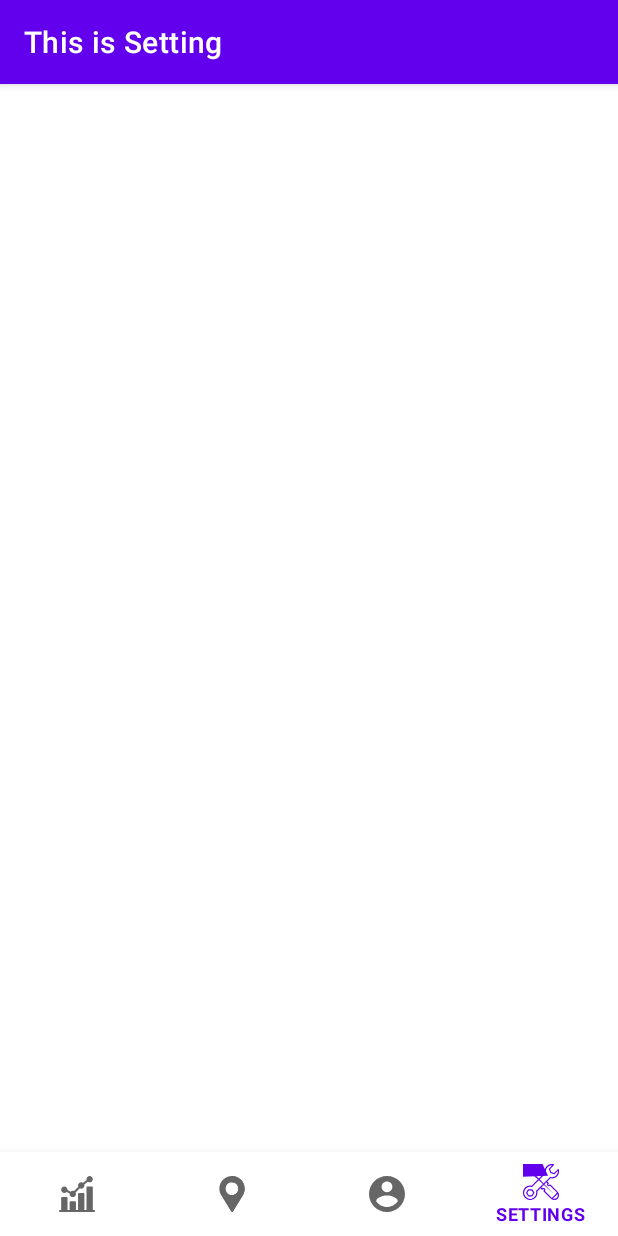
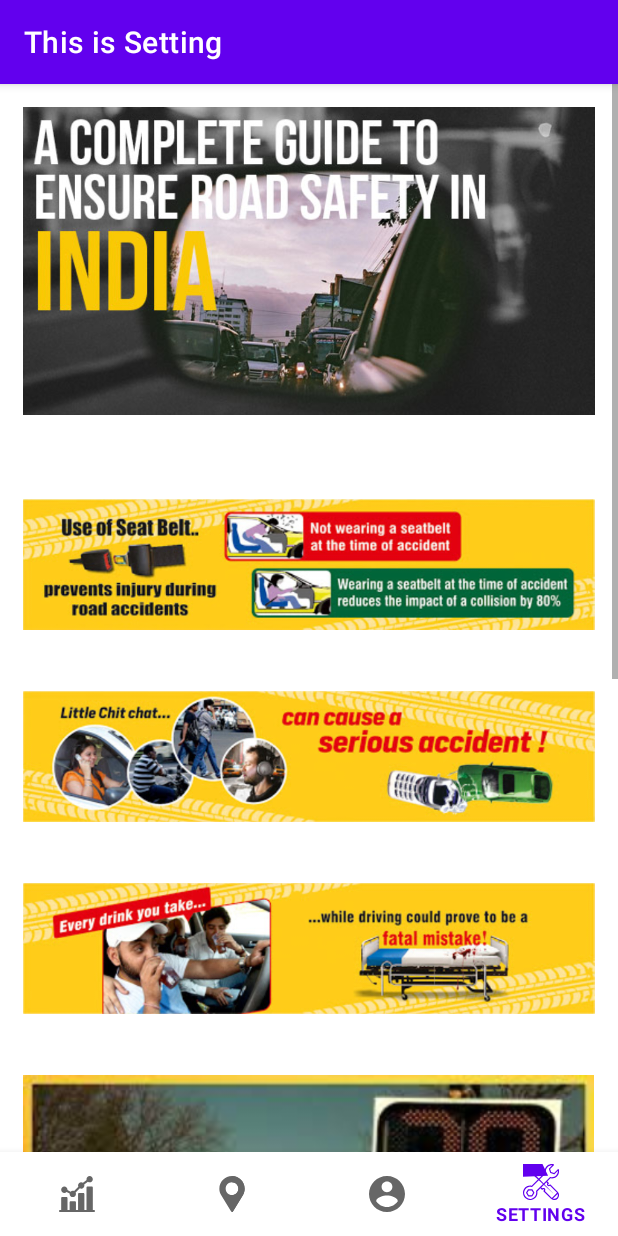
Before and after one commit to pradeep20036/RoadSafetyApplication, an Android app: the screen it shows after launch (BottomNavigationActivity), item 4 of the bottom bar chosen, on a phone screen of 412 x 824 dp. Run offline under Robolectric (Android 15) with nearby library versions, the phone set to English and light mode, and no system bars; our stand-ins replace navigation-ui; Roboto replaces fonts that are not available here.

Commit message:
Road Info Added

```diff
--- a/app/src/main/java/com/example/roadsafetyapplication/ui/Settings/SettingsFragment.java
+++ b/app/src/main/java/com/example/roadsafetyapplication/ui/Settings/SettingsFragment.java
@@ -16,7 +16,7 @@ public class SettingsFragment extends Fragment {
     public View onCreateView(LayoutInflater inflater, ViewGroup container,
                              Bundle savedInstanceState) {
         // Inflate the layout for this fragment
-        return inflater.inflate(R.layout.fragment_settings, container, false);
+        return inflater.inflate(R.layout.fragment_guidelines, container, false);
     }
 
 
--- /dev/null
+++ b/app/src/main/res/layout/fragment_guidelines.xml
@@ -0,0 +1,74 @@
+<?xml version="1.0" encoding="utf-8"?>
+<ScrollView xmlns:android="http://schemas.android.com/apk/res/android"
+    xmlns:tools="http://schemas.android.com/tools"
+    android:layout_width="match_parent"
+    android:layout_height="match_parent"
+    >
+
+    <LinearLayout
+        android:layout_width="match_parent"
+        android:layout_height="wrap_content"
+        android:orientation="vertical"
+        >
+
+        <ImageView
+            android:layout_width="match_parent"
+            android:layout_height="match_parent"
+            android:padding="15dp"
+            android:scaleType="fitStart"
+            android:adjustViewBounds="true"
+            android:src="@drawable/one" />
+
+        <ImageView
+            android:layout_width="match_parent"
+            android:layout_height="match_parent"
+            android:padding="15dp"
+            android:layout_marginTop="25dp"
+            android:scaleType="fitStart"
+            android:adjustViewBounds="true"
+            android:src="@drawable/two" />
+        <ImageView
+            android:layout_width="match_parent"
+            android:layout_height="match_parent"
+            android:padding="15dp"
+            android:layout_marginTop="10dp"
+            android:scaleType="fitStart"
+            android:adjustViewBounds="true"
+            android:src="@drawable/three" />
+        <ImageView
+            android:layout_width="match_parent"
+            android:layout_height="match_parent"
+            android:padding="15dp"
+            android:layout_marginTop="10dp"
+            android:scaleType="fitStart"
+            android:adjustViewBounds="true"
+            android:src="@drawable/four" />
+        <ImageView
+            android:layout_width="match_parent"
+            android:layout_height="match_parent"
+            android:padding="15dp"
+            android:layout_marginTop="10dp"
+            android:scaleType="fitStart"
+            android:adjustViewBounds="true"
+            android:src="@drawable/five" />
+        <ImageView
+            android:layout_width="match_parent"
+            android:layout_height="match_parent"
+            android:padding="15dp"
+            android:layout_marginTop="10dp"
+            android:scaleType="fitStart"
+            android:adjustViewBounds="true"
+            android:src="@drawable/six" />
+        <ImageView
+            android:layout_width="match_parent"
+            android:layout_height="match_parent"
+            android:padding="15dp"
+            android:layout_marginTop="10dp"
+            android:scaleType="fitStart"
+            android:adjustViewBounds="true"
+            android:src="@drawable/seven"/>
+    </LinearLayout>
+
+
+
+</ScrollView>
```
Also changed, not shown: app/src/main/res/drawable/five.jpg (added), app/src/main/res/drawable/four.jpg (added), app/src/main/res/drawable/one.jpg (added), app/src/main/res/drawable/seven.jpg (added), app/src/main/res/drawable/six.png (added), app/src/main/res/drawable/three.jpg (added), app/src/main/res/drawable/two.jpg (added).
